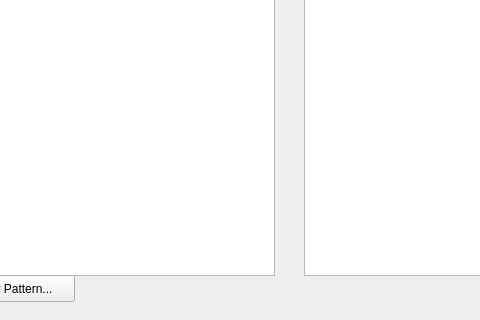
Qt form resource/pattern_manager_widget.ui (teknologisk-institut/rqt_pattern_manager) before a commit; both pictures show x 196 to 676 and y 375 to 695 of the 786 by 695 pixel window.
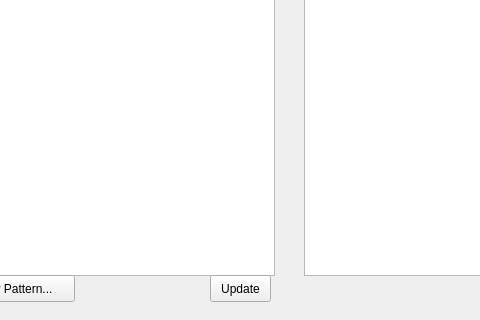
The same form after that commit.

Commit message: added create pattern and tree view functionality

```diff
--- a/resource/pattern_manager_widget.ui
+++ b/resource/pattern_manager_widget.ui
@@ -74,6 +74,22 @@
     </rect>
    </property>
   </widget>
+  <widget class="QPushButton" name="updateButton">
+   <property name="geometry">
+    <rect>
+     <x>406</x>
+     <y>650</y>
+     <width>61</width>
+     <height>27</height>
+    </rect>
+   </property>
+   <property name="accessibleName">
+    <string>updateButton</string>
+   </property>
+   <property name="text">
+    <string>Update</string>
+   </property>
+  </widget>
  </widget>
  <resources/>
  <connections/>
```
Left out of the diff: 5 changed lines with no effect on the pictures. The commit also changes 3 other files.
